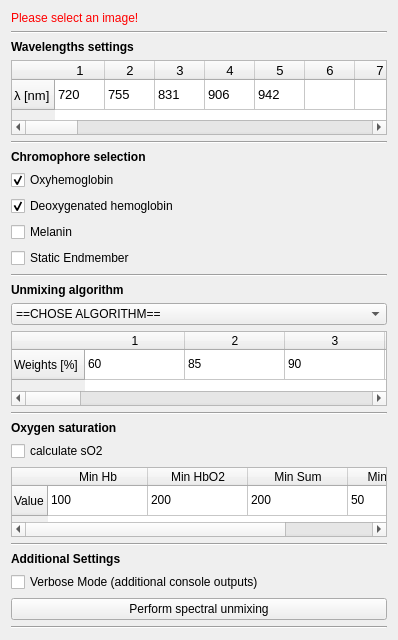
Above: Plugins/org.mitk.gui.qt.photoacoustics.spectralunmixing/src/internal/SpectralUnmixingControls.ui from MITK/MITK before the change. Below: the same form after it.
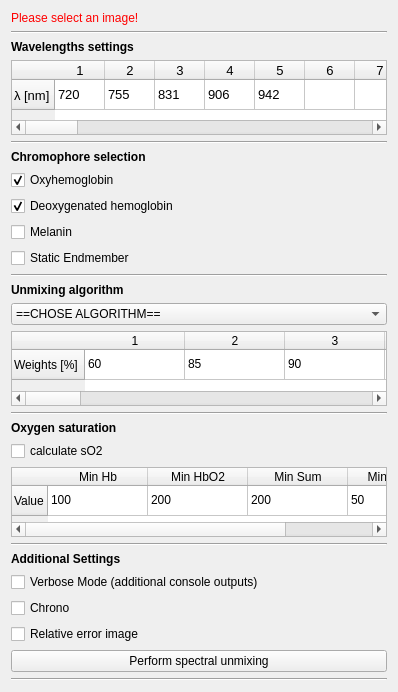
That is the form after the change. Icons and pictures are not drawn.

Commit message: finaly solved output problem and add relative error image to output.

Diff of the .ui file:
```diff
--- a/Plugins/org.mitk.gui.qt.photoacoustics.spectralunmixing/src/internal/SpectralUnmixingControls.ui
+++ b/Plugins/org.mitk.gui.qt.photoacoustics.spectralunmixing/src/internal/SpectralUnmixingControls.ui
@@ -7,7 +7,7 @@
     <x>0</x>
     <y>0</y>
     <width>398</width>
-    <height>620</height>
+    <height>643</height>
    </rect>
   </property>
   <property name="minimumSize">
@@ -959,6 +959,20 @@
      </property>
     </widget>
    </item>
+   <item>
+    <widget class="QCheckBox" name="checkBoxChrono">
+     <property name="text">
+      <string>Chrono</string>
+     </property>
+    </widget>
+   </item>
+   <item>
+    <widget class="QCheckBox" name="checkBoxError">
+     <property name="text">
+      <string>Relative error image</string>
+     </property>
+    </widget>
+   </item>
    <item>
     <widget class="QPushButton" name="buttonPerformImageProcessing">
      <property name="toolTip">
```
The commit also changes 5 other files.
